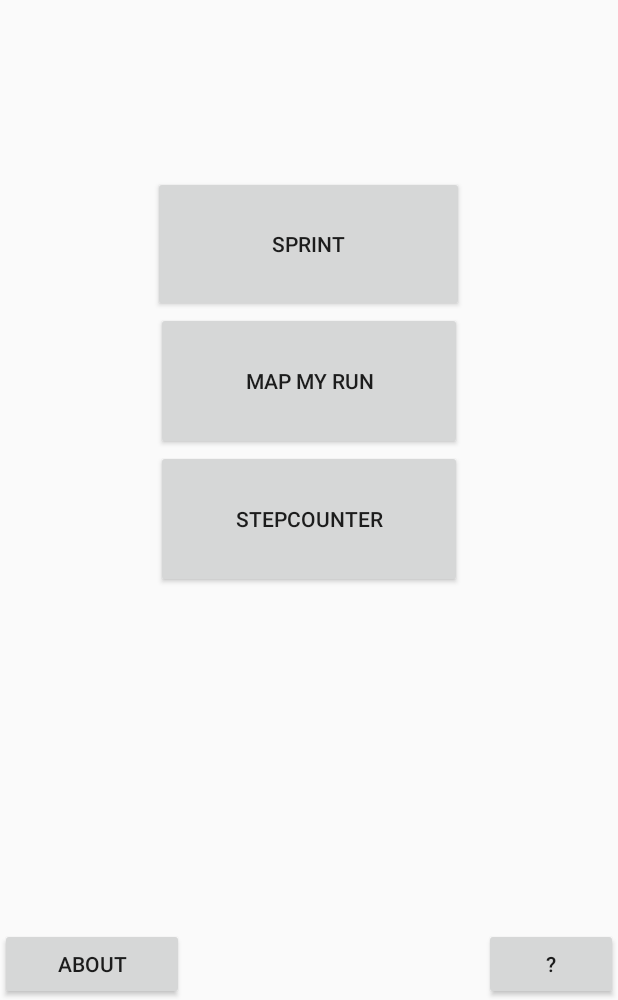
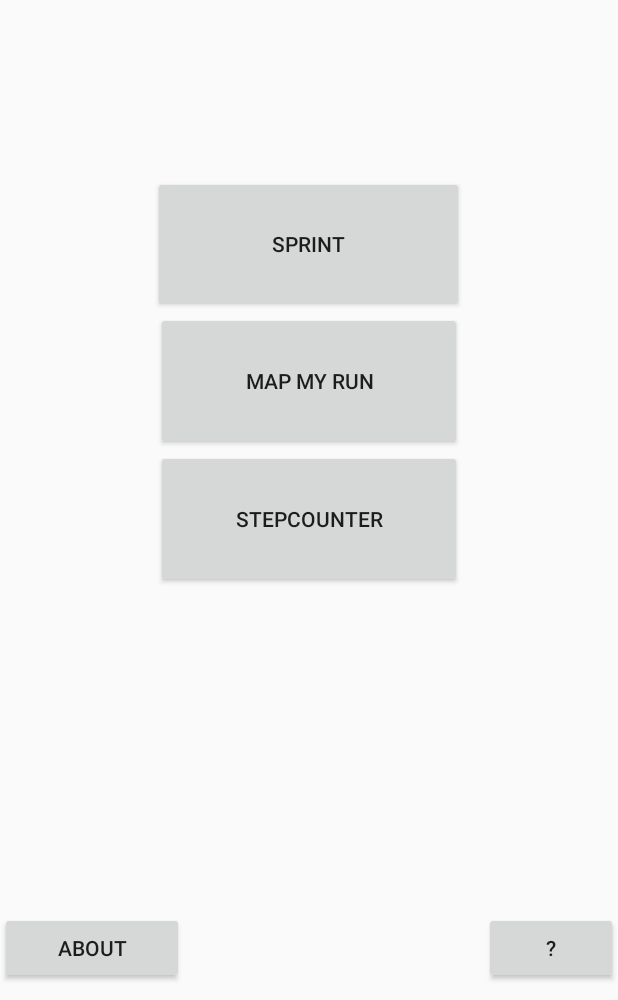
Before and after one commit to ssWotex/healthierYou2, an Android app: the MenuActivity screen opened directly, with no data from a screen before it, on a phone screen of 412 x 824 dp, the part 236-1236 px from its top. Run offline under Robolectric (Android 15) with nearby library versions, the phone set to English and light mode, and no system bars.

Commit message:
margin bot für de kol

```diff
--- a/app/src/main/res/layout/activity_menu.xml
+++ b/app/src/main/res/layout/activity_menu.xml
@@ -66,6 +66,7 @@
             android:layout_height="wrap_content"
             android:layout_gravity="bottom"
             android:layout_marginRight="200dp"
+            android:layout_marginBottom="5dp"
             android:layout_weight="1"
             android:text="About" />
 
@@ -74,6 +75,7 @@
             android:layout_width="0dp"
             android:layout_height="wrap_content"
             android:layout_gravity="bottom"
+            android:layout_marginBottom="5dp"
             android:layout_weight="1"
             android:text="?" />
     </LinearLayout>
```
